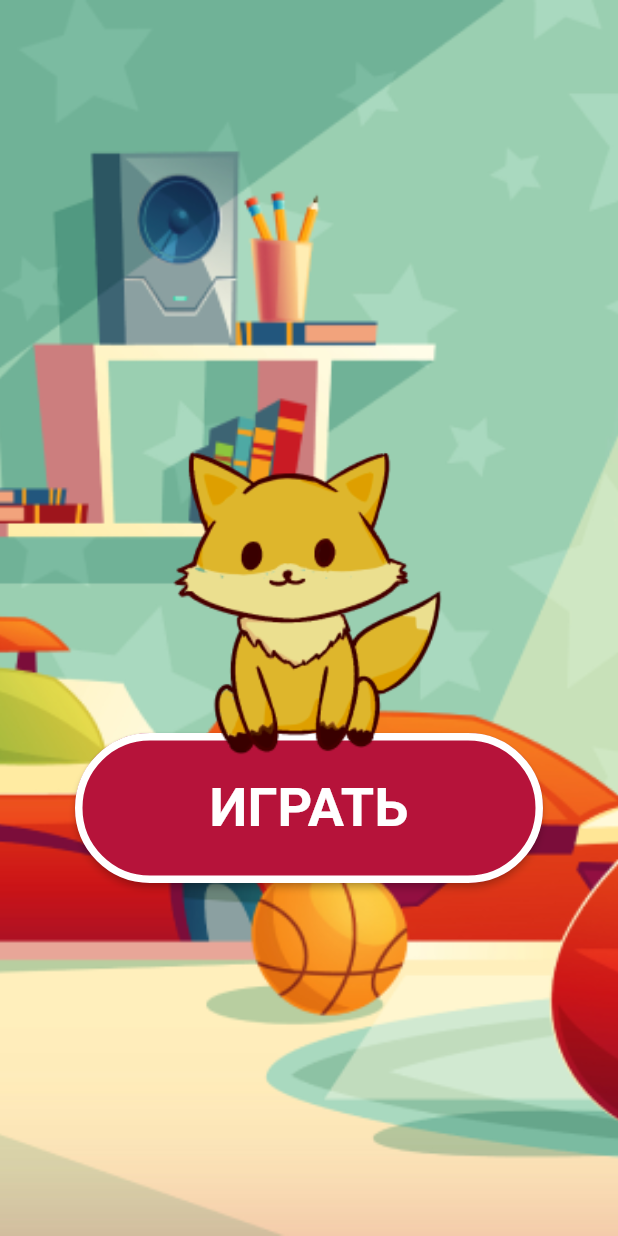
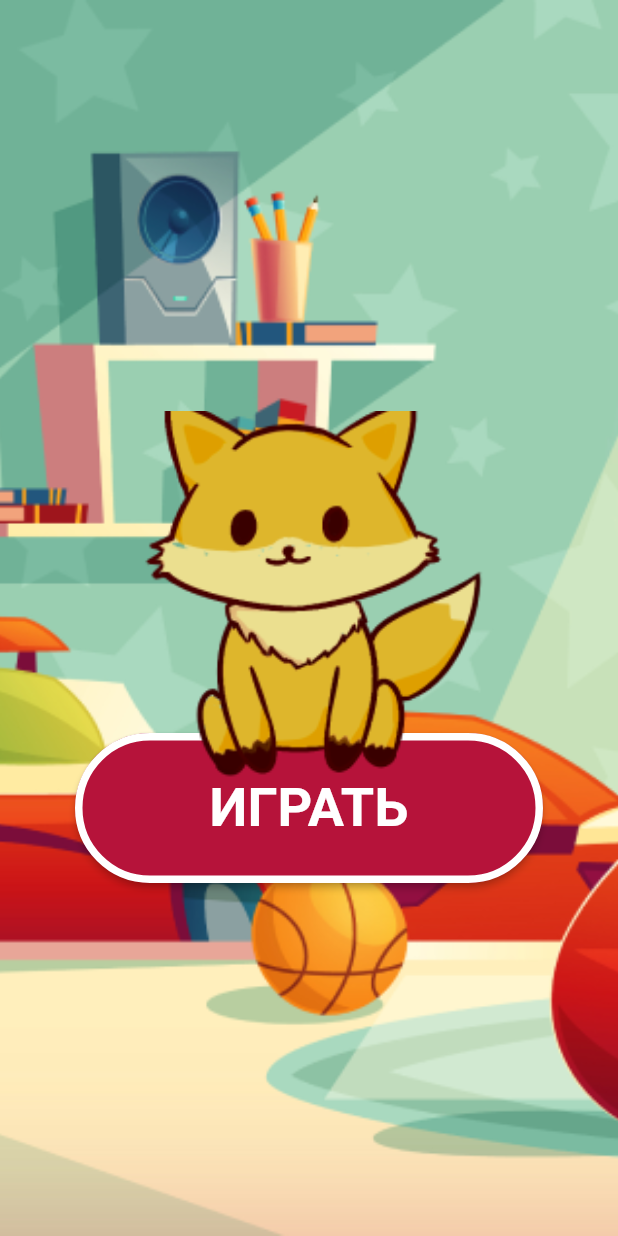
Before and after one commit to Sypexx/KengaBoo, a Flutter app: the screen it shows after launch, swiped to page 2, on a phone screen of 412 x 824 dp. Run offline on Flutter 3.47's test engine with Material 2 defaults, Android fonts, the phone set to English and light mode, and no system bars; drawn by our look-alikes of auto_size_text; our stand-ins replace built_collection, built_value, cloud_firestore, firebase_auth, firebase_core, firebase_storage and 10 more; missing offline and left inert: flame, json_path, mime_type; accounts and stored records are empty; generated files the repository leaves out were written again.

Commit message:
Updating to latest FlutterFlow output.

```diff
--- a/lib/home_page/home_page_widget.dart
+++ b/lib/home_page/home_page_widget.dart
@@ -1,8 +1,8 @@
 import '../flutter_flow/flutter_flow_theme.dart';
 import '../flutter_flow/flutter_flow_util.dart';
 import '../flutter_flow/flutter_flow_widgets.dart';
+import '../game1/game1_widget.dart';
 import '../registration_number/registration_number_widget.dart';
-import '../select_cat_page/select_cat_page_widget.dart';
 import 'package:flutter/material.dart';
 import 'package:google_fonts/google_fonts.dart';
 
@@ -158,7 +158,7 @@ class _HomePageWidgetState extends State<HomePageWidget> {
                             await Navigator.push(
                               context,
                               MaterialPageRoute(
-                                builder: (context) => SelectCatPageWidget(),
+                                builder: (context) => Game1Widget(),
                               ),
                             );
                           },
@@ -183,12 +183,12 @@ class _HomePageWidgetState extends State<HomePageWidget> {
                       ),
                     ),
                     Align(
-                      alignment: AlignmentDirectional(-0.55, -0.02),
+                      alignment: AlignmentDirectional(-0.55, -0.05),
                       child: Image.asset(
                         'assets/images/1621595423_27-phonoteka_org-p-stikeri-bez-zadnego-fona-33_1.png',
                         width: MediaQuery.of(context).size.width * 0.85,
-                        height: MediaQuery.of(context).size.height * 0.4,
-                        fit: BoxFit.contain,
+                        height: MediaQuery.of(context).size.height * 0.3,
+                        fit: BoxFit.cover,
                       ),
                     ),
                   ],
```
